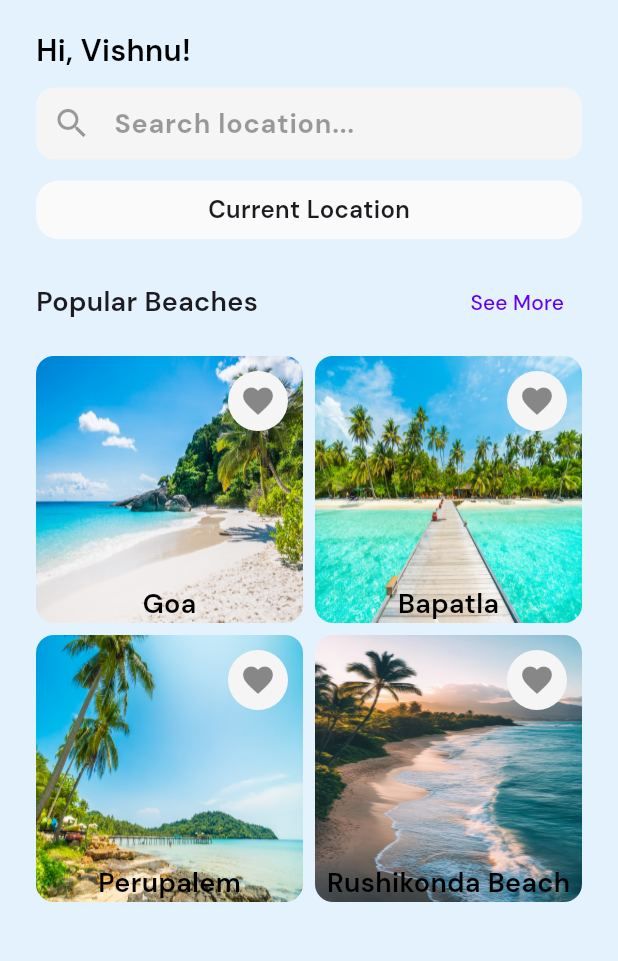
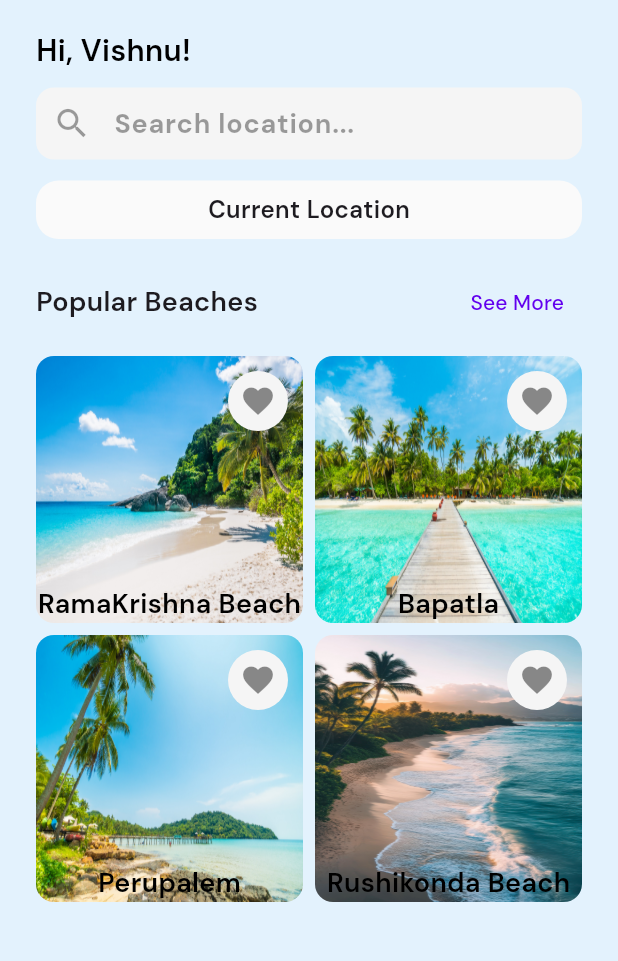
Before and after one commit to SeaAegis/SeaAegis, a Flutter app: the HomeScreen screen opened directly, on a phone screen of 412 x 824 dp, the part 67-1028 px from its top. Run offline on Flutter 3.47's test engine with Material 3 defaults, Android fonts, the phone set to English and light mode, and no system bars; our stand-ins replace cloud_firestore, firebase_auth, firebase_core, firebase_messaging, firebase_storage, flutter_local_notifications and 9 more; accounts and stored records are empty; key blocks and very long unbroken strings in the code were emptied for the run.

Commit message:
Update beach details and adjust UI spacing for better layout

```diff
--- a/lib/views/home/home.dart
+++ b/lib/views/home/home.dart
@@ -26,9 +26,9 @@ class _HomeScreenState extends State<HomeScreen> {
   final List<Beach> beaches = [
     Beach(
       image: 'assets/images/2633.jpg',
-      name: 'Goa',
-      lat: 15.539930,
-      lon: 73.763687,
+      name: 'RamaKrishna Beach',
+      lat: 17.718203197769917,
+      lon: 83.33214013943778,
     ),
     Beach(
       image: 'assets/images/5352.jpg',
--- a/lib/views/maps/nearbyplacesdatascreen.dart
+++ b/lib/views/maps/nearbyplacesdatascreen.dart
@@ -190,7 +190,7 @@ class _NearbyplacesdataState extends State<Nearbyplacesdata> {
                           size: 30,
                         ),
                         const SizedBox(
-                          width: 10,
+                          width: 5,
                         ),
                         Expanded(
                           child: Text(
--- a/lib/views/maps/widgets/selectedbeachdata.dart
+++ b/lib/views/maps/widgets/selectedbeachdata.dart
@@ -186,7 +186,7 @@ class _SelectedBeachDataState extends State<SelectedBeachData> {
               'Review Analysis',
               style: TextStyle(
                 fontWeight: FontWeight.bold,
-                fontSize: 20.0, // Larger font size
+                fontSize: 17.0, // Larger font size
               ),
             ),
             content: SingleChildScrollView(
@@ -433,9 +433,7 @@ class _SelectedBeachDataState extends State<SelectedBeachData> {
                                   fontWeight: FontWeight.w600,
                                   color: Colors.red),
                             ),
-                            const SizedBox(
-                              width: 100,
-                            ),
+                            Spacer(),
                             Center(
                                 child: CustomButtons(
                               textvalue: "Review Analysis",
```
